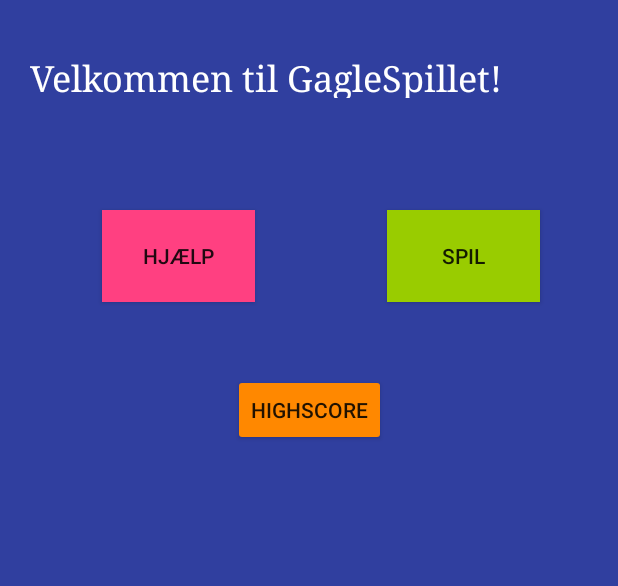
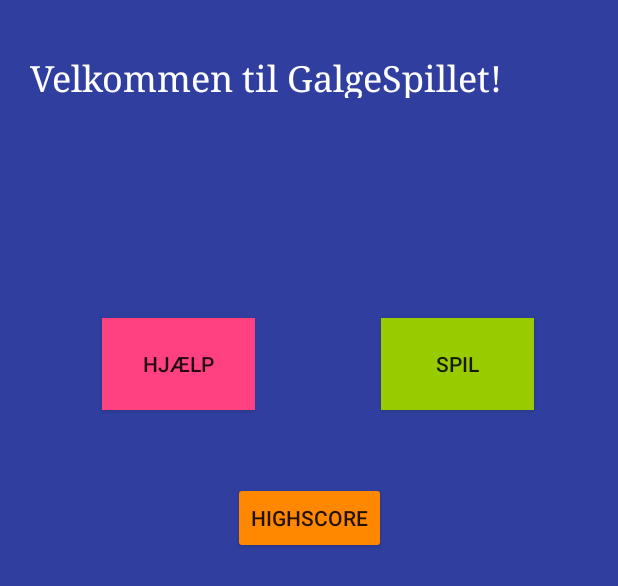
Before and after one commit to AlenDK/Galgespil, an Android app: the layout activity_main.xml on its own in the app's theme, with its tools: preview values and no code run, on a phone screen of 412 x 824 dp. Shown: the top 586 px of the screen. Run offline under Robolectric (Android 15) with nearby library versions, the light colour scheme and no system bars.

```diff
--- a/app/src/main/java/e/android/gaglespil/Bruger.java
+++ b/app/src/main/java/e/android/gaglespil/Bruger.java
@@ -37,5 +37,5 @@ public class Bruger  implements  Comparable<Bruger> {
     @Override
     public int compareTo(@NonNull Bruger bruger) {
         return this.score > bruger.score ? -1 : this.score < bruger.score? 1 : 0 ;
+}
     }
-}
--- a/app/src/main/java/e/android/gaglespil/DAO.java
+++ b/app/src/main/java/e/android/gaglespil/DAO.java
@@ -9,8 +9,7 @@ public class DAO {
     private DatabaseReference mDatabase;
 
 
-    public  DAO()
-    {
+    public DAO() {
         mDatabase = FirebaseDatabase.getInstance().getReference("brugere");
 
     }
@@ -26,7 +25,7 @@ public class DAO {
     }
 
     public String pushBruger() {
-      return  mDatabase.push().getKey();
+        return mDatabase.push().getKey();
     }
 
 }
--- a/app/src/main/java/e/android/gaglespil/Vinder_frag.java
+++ b/app/src/main/java/e/android/gaglespil/Vinder_frag.java
@@ -14,7 +14,6 @@ import java.util.ArrayList;
 
 public class Vinder_frag extends Fragment implements View.OnClickListener {
 
-    SelveSpillet spil = new SelveSpillet();
     int score;
     TextView antalforsøg, scoreV;
 
--- a/app/src/main/res/layout/activity_main.xml
+++ b/app/src/main/res/layout/activity_main.xml
@@ -7,6 +7,18 @@
     android:background="@color/colorPrimaryDark"
     tools:context=".MainActivity">
 
+    <TextView
+        android:id="@+id/procentVundet2"
+        android:layout_width="wrap_content"
+        android:layout_height="wrap_content"
+        android:layout_marginEnd="8dp"
+        android:layout_marginStart="8dp"
+        android:layout_marginTop="40dp"
+        android:textColor="@android:color/background_light"
+        app:layout_constraintEnd_toEndOf="parent"
+        app:layout_constraintStart_toStartOf="parent"
+        app:layout_constraintTop_toBottomOf="@+id/procentVundet" />
+
     <Button
         android:id="@+id/hjælp"
         android:name="e.android.gaglespil.Hjælp"
@@ -14,7 +26,7 @@
         android:layout_height="61dp"
         android:layout_marginEnd="8dp"
         android:layout_marginStart="68dp"
-        android:layout_marginTop="140dp"
+        android:layout_marginTop="212dp"
         android:background="@color/colorAccent"
         android:text="Hjælp"
         app:layout_constraintEnd_toStartOf="@+id/Spil"
@@ -27,8 +39,8 @@
         android:name="e.android.gaglespil.SelveSpillet"
         android:layout_width="102dp"
         android:layout_height="61dp"
-        android:layout_marginEnd="52dp"
-        android:layout_marginTop="140dp"
+        android:layout_marginEnd="56dp"
+        android:layout_marginTop="212dp"
         android:background="@android:color/holo_green_light"
         android:text="Spil"
         app:layout_constraintEnd_toEndOf="parent"
@@ -41,12 +53,13 @@
         android:layout_marginStart="20dp"
         android:layout_marginTop="36dp"
         android:fontFamily="serif"
-        android:text="Velkommen til GagleSpillet!"
+        android:text="Velkommen til GalgeSpillet!"
         android:textColor="@android:color/background_light"
         android:textSize="24sp"
         android:typeface="sans"
         app:layout_constraintStart_toStartOf="parent"
         app:layout_constraintTop_toTopOf="parent" />
+
 
     <Button
         android:id="@+id/highscore"
@@ -54,9 +67,22 @@
         android:layout_height="wrap_content"
         android:layout_marginEnd="8dp"
         android:layout_marginStart="8dp"
-        android:layout_marginTop="184dp"
+        android:layout_marginTop="256dp"
         android:backgroundTint="@android:color/holo_orange_dark"
         android:text="HighScore"
+        app:layout_constraintEnd_toEndOf="parent"
+        app:layout_constraintHorizontal_bias="0.501"
+        app:layout_constraintStart_toStartOf="parent"
+        app:layout_constraintTop_toBottomOf="@+id/textView2" />
+
+    <TextView
+        android:id="@+id/procentVundet"
+        android:layout_width="wrap_content"
+        android:layout_height="wrap_content"
+        android:layout_marginEnd="8dp"
+        android:layout_marginStart="8dp"
+        android:layout_marginTop="40dp"
+        android:textColor="@android:color/background_light"
         app:layout_constraintEnd_toEndOf="parent"
         app:layout_constraintStart_toStartOf="parent"
         app:layout_constraintTop_toBottomOf="@+id/textView2" />
```
Also changed, not shown: app/src/main/java/e/android/gaglespil/HighScore.java (+3 -6 lines), app/src/main/java/e/android/gaglespil/MainActivity.java (+40 -11 lines), app/src/main/java/e/android/gaglespil/SelveSpillet.java (+37 -30 lines).
